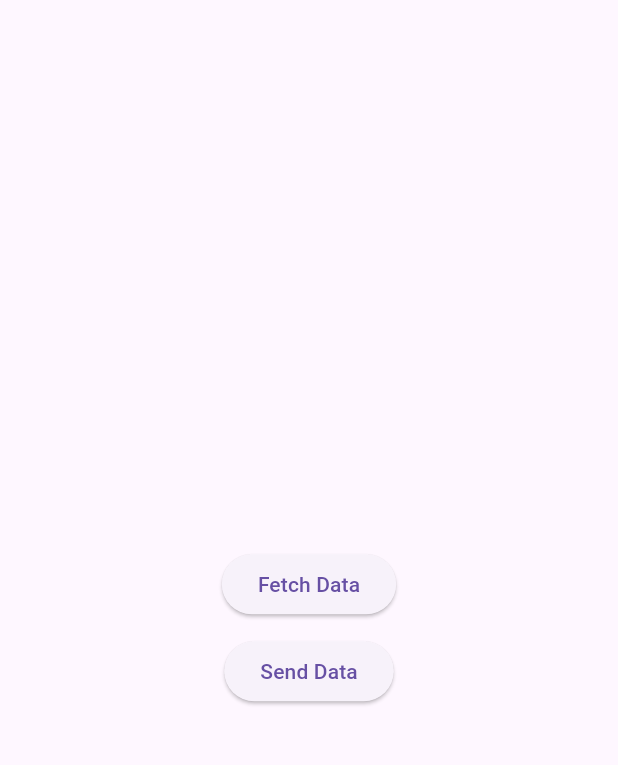
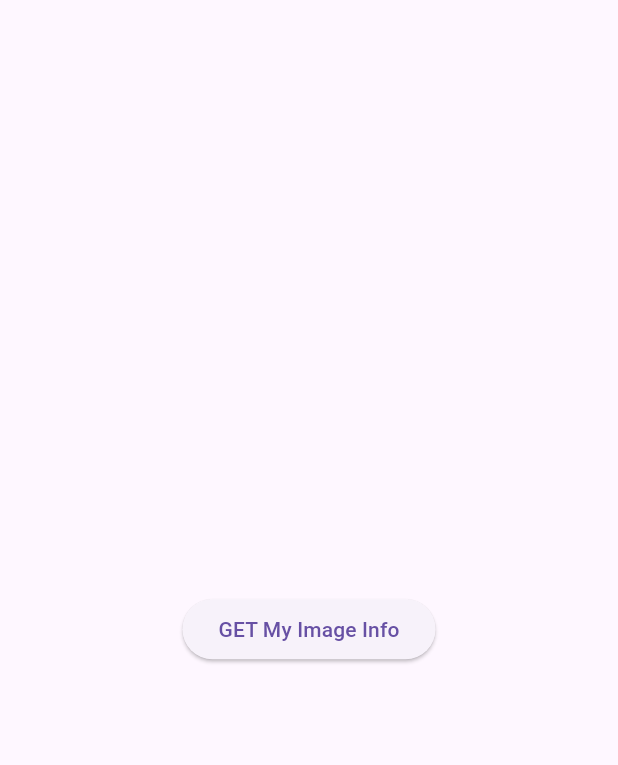
Before and after one commit to InhaZeroFit/ZEROFIT_Flutter_API, a Flutter app: the screen it shows after launch, on a phone screen of 412 x 824 dp, the part 63-828 px from its top. Run offline on Flutter 3.47's test engine with Material 3 defaults, Android fonts, the phone set to English and light mode, and no system bars.

Commit message:
feat: NodeJS와 Flask Server /my-image 구현

```diff
--- a/zerofit_flutter_api/lib/main.dart
+++ b/zerofit_flutter_api/lib/main.dart
@@ -1,5 +1,5 @@
 import 'package:flutter/material.dart';
-import 'services/api_service.dart';  // ApiService 파일을 임포트합니다.
+import '/services/api_service.dart'; // ApiService 파일을 임포트합니다.
 
 void main() {
   runApp(MyApp());
@@ -25,32 +25,18 @@ class ApiTestScreen extends StatefulWidget {
 
 class _ApiTestScreenState extends State<ApiTestScreen> {
   final ApiService apiService = ApiService(); // ApiService 인스턴스 생성
-  String _response = '';  // 서버 응답을 저장할 변수
+  String _response = ''; // 서버 응답을 저장할 변수
 
   // 서버로부터 데이터 가져오기 (GET 요청)
   Future<void> _fetchData() async {
     try {
-      await apiService.fetchData();
+      String message = await apiService.fetchData(); // 서버 응답 메시지 가져오기
       setState(() {
-        _response = 'Data fetched successfully';
+        _response = message; // 서버 응답을 화면에 표시
       });
     } catch (e) {
       setState(() {
         _response = 'Failed to fetch data: $e';
-      });
-    }
-  }
-
-  // 서버로 데이터 전송하기 (POST 요청)
-  Future<void> _sendData() async {
-    try {
-      await apiService.sendData({'message': 'Hello from Flutter'});
-      setState(() {
-        _response = 'Data sent successfully';
-      });
-    } catch (e) {
-      setState(() {
-        _response = 'Failed to send data: $e';
       });
     }
   }
@@ -68,16 +54,12 @@ class _ApiTestScreenState extends State<ApiTestScreen> {
             Text(
               _response,
               textAlign: TextAlign.center,
+              style: TextStyle(fontSize: 16),
             ),
             SizedBox(height: 20),
             ElevatedButton(
               onPressed: _fetchData,
-              child: Text('Fetch Data'),
-            ),
-            SizedBox(height: 10),
-            ElevatedButton(
-              onPressed: _sendData,
-              child: Text('Send Data'),
+              child: Text('GET My Image Info'),
             ),
           ],
         ),
--- a/zerofit_flutter_api/lib/services/api_service.dart
+++ b/zerofit_flutter_api/lib/services/api_service.dart
@@ -3,28 +3,15 @@ import 'package:http/http.dart' as http;
 
 class ApiService {
   static const int port = 8005;
-  final String baseUrl = 'http://localhost:$port'; // Node.js 서버 URL
+  final String baseUrl = 'http://localhost:$port'; // NodeJS Server
 
-  Future<void> fetchData() async {
-    final response = await http.get(Uri.parse('$baseUrl/data'));
+  Future<String> fetchData() async {
+    final response = await http.get(Uri.parse('$baseUrl/my-image'));
     if (response.statusCode == 200) {
-      var data = json.decode(response.body);
-      print(data);
+      var data = json.decode(response.body); // Parsing in JSON foramt
+      return data['message']; // return 'message'
     } else {
       throw Exception('Failed to load data');
     }
   }
-
-  Future<void> sendData(Map<String, dynamic> data) async {
-    final response = await http.post(
-      Uri.parse('$baseUrl/data'),
-      headers: {'Content-Type': 'application/json'},
-      body: json.encode(data),
-    );
-    if (response.statusCode == 200) {
-      print('Data sent successfully');
-    } else {
-      throw Exception('Failed to send data');
-    }
-  }
 }
```
